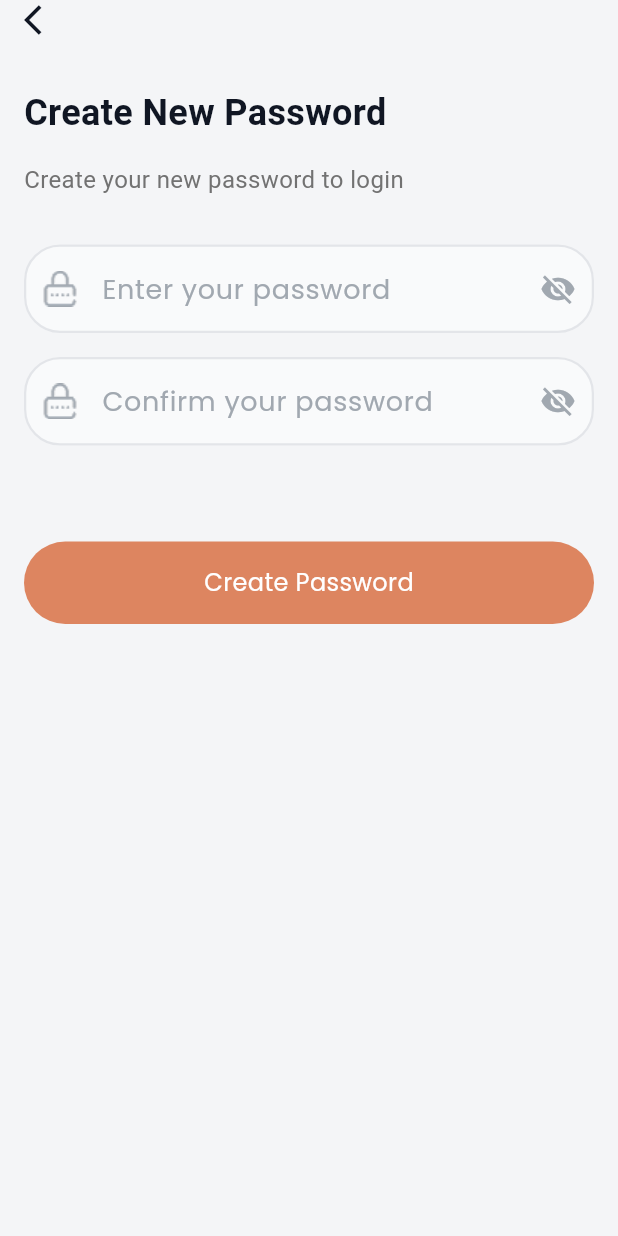
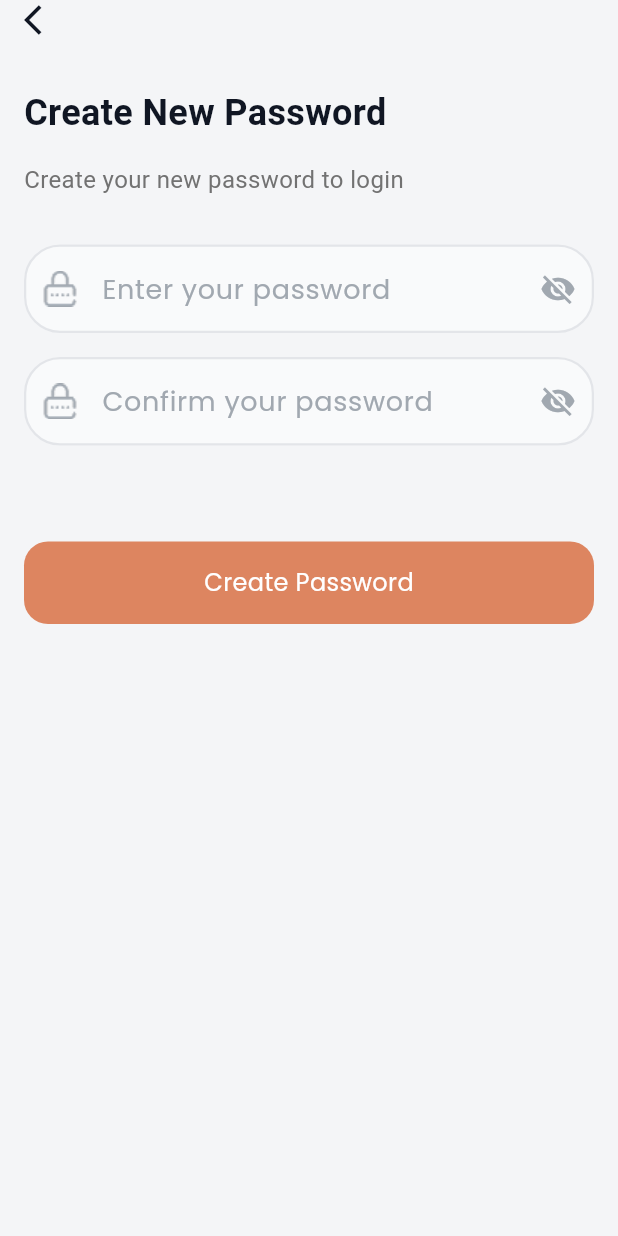
Before and after one commit to MahmoudDahy11/suits, a Flutter app: the CreateNewPasswordView screen opened by its route, on a phone screen of 412 x 824 dp. Run offline on Flutter 3.47's test engine with Material 3 defaults, Android fonts, the phone set to English and light mode, and no system bars; our stand-ins replace awesome_dialog, bloc, cloud_firestore, dartz, dio, equatable and 10 more; missing offline and left inert: mailer; accounts and stored records are empty; Roboto replaces fonts that are missing (Inter_28pt).

Commit message:
change border radius

```diff
--- a/lib/core/widgets/custom_button.dart
+++ b/lib/core/widgets/custom_button.dart
@@ -19,7 +19,7 @@ class CustomButton extends StatelessWidget {
         width: MediaQuery.sizeOf(context).width,
         decoration: BoxDecoration(
           color: const Color(primaryColor),
-          borderRadius: BorderRadius.circular(32),
+          borderRadius: BorderRadius.circular(16),
         ),
         child: Padding(
           padding: const EdgeInsets.all(16),
```
